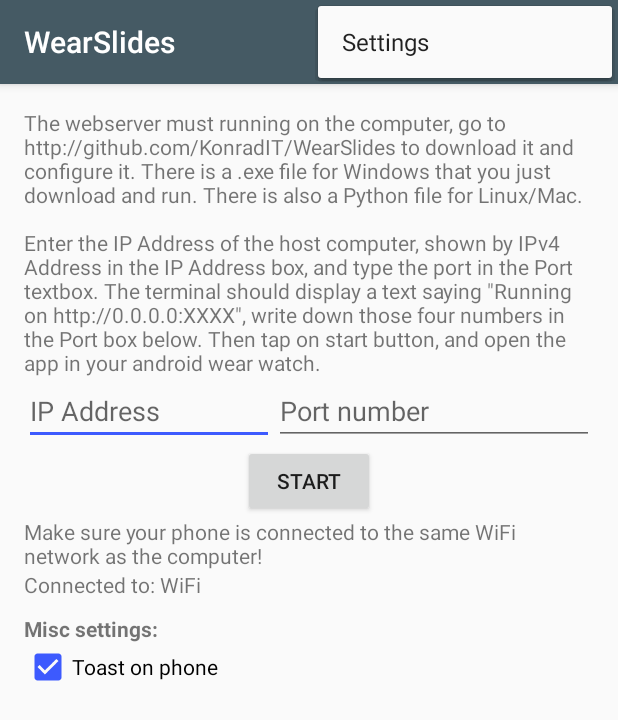
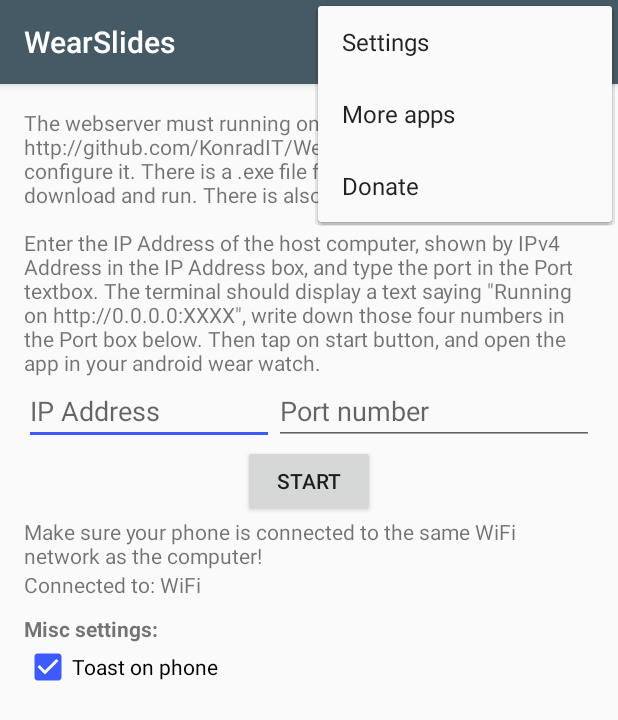
Before and after one commit to KonradIT/WearSlides, an Android app: the screen it shows after launch (PhoneActivity), with the options menu open, on a phone screen of 412 x 824 dp. Shown: the top 720 px of the screen. Run offline under Robolectric (Android 15) with nearby library versions, the phone set to English and light mode, and no system bars.

Commit message:
Added more apps/donate dialogs and bumped version

```diff
--- a/mobile/build.gradle
+++ b/mobile/build.gradle
@@ -8,8 +8,8 @@
         applicationId "com.chernowii.wearslides"
         minSdkVersion 18
         targetSdkVersion 23
-        versionCode 5
-        versionName "1.4"
+        versionCode 6
+        versionName "1.5"
     }
     buildTypes {
         release {
--- a/mobile/src/main/res/menu/menu_phone.xml
+++ b/mobile/src/main/res/menu/menu_phone.xml
@@ -7,4 +7,14 @@
         android:orderInCategory="100"
         android:title="@string/action_settings"
         app:showAsAction="never" />
+    <item
+        android:id="@+id/action_more_apps"
+        android:orderInCategory="100"
+        android:title="More apps"
+        app:showAsAction="never" />
+    <item
+        android:id="@+id/action_donate"
+        android:orderInCategory="100"
+        android:title="Donate"
+        app:showAsAction="never" />
 </menu>
--- a/wear/build.gradle
+++ b/wear/build.gradle
@@ -9,8 +9,8 @@
         applicationId "com.chernowii.wearslides"
         minSdkVersion 21
         targetSdkVersion 23
-        versionCode 5
-        versionName "1.4"
+        versionCode 6
+        versionName "1.5"
     }
     buildTypes {
         release {
--- a/wear/src/main/java/com/chernowii/wearslides/WearSlides.java
+++ b/wear/src/main/java/com/chernowii/wearslides/WearSlides.java
@@ -74,7 +74,7 @@
 public void startTimer(){
     final TextView setTimer = (TextView) findViewById(R.id.timer);
 
-    new CountDownTimer(300000, 1000) { // adjust the milli seconds here
+    new CountDownTimer(300000, 1000) {
         public void onTick(long millisUntilFinished) {
             setTimer.setText("" + String.format("%d min, %d sec",
                     TimeUnit.MILLISECONDS.toMinutes(millisUntilFinished),
```
Also changed, not shown: mobile/src/main/java/com/chernowii/wearslides/PhoneActivity.java (+19 -2 lines).
